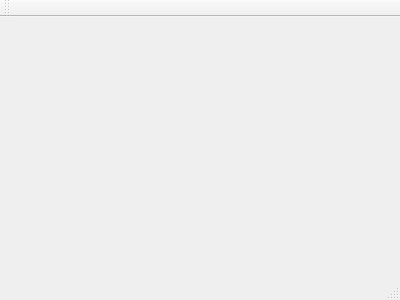
IgorPenskoy/os_course, file os_course/mainwindow.ui: the form before one commit.
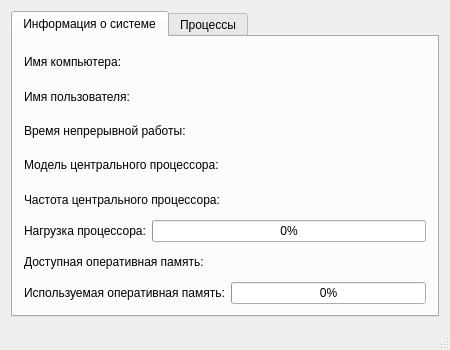
The form after the commit. The open tabs and pages were chosen to show the change.

Commit message: Preparing interface for first module

Patch:
```diff
--- a/os_course/mainwindow.ui
+++ b/os_course/mainwindow.ui
@@ -1,24 +1,151 @@
 <ui version="4.0">
  <class>MainWindow</class>
- <widget class="QMainWindow" name="MainWindow" >
-  <property name="geometry" >
+ <widget class="QMainWindow" name="MainWindow">
+  <property name="geometry">
    <rect>
     <x>0</x>
     <y>0</y>
-    <width>400</width>
-    <height>300</height>
+    <width>450</width>
+    <height>350</height>
    </rect>
   </property>
   <property name="windowTitle" >
    <string>MainWindow</string>
   </property>
-  <widget class="QMenuBar" name="menuBar" />
-  <widget class="QToolBar" name="mainToolBar" />
-  <widget class="QWidget" name="centralWidget" />
-  <widget class="QStatusBar" name="statusBar" />
+  <widget class="QWidget" name="centralWidget">
+   <layout class="QGridLayout" name="gridLayout">
+    <item row="0" column="0">
+     <widget class="QTabWidget" name="tabs">
+      <property name="currentIndex">
+       <number>1</number>
+      </property>
+      <widget class="QWidget" name="info_tab">
+       <attribute name="title">
+        <string>Информация о системе</string>
+       </attribute>
+       <layout class="QGridLayout" name="gridLayout_2">
+        <item row="0" column="0">
+         <layout class="QVBoxLayout" name="verticalLayout">
+          <item>
+           <widget class="QLabel" name="host_name_label">
+            <property name="text">
+             <string>Имя компьютера:</string>
+            </property>
+           </widget>
+          </item>
+          <item>
+           <widget class="QLabel" name="user_name_label">
+            <property name="text">
+             <string>Имя пользователя:</string>
+            </property>
+           </widget>
+          </item>
+          <item>
+           <widget class="QLabel" name="uptime_label">
+            <property name="text">
+             <string>Время непрерывной работы:</string>
+            </property>
+           </widget>
+          </item>
+          <item>
+           <widget class="QLabel" name="label_4">
+            <property name="text">
+             <string>Модель центрального процессора:</string>
+            </property>
+           </widget>
+          </item>
+          <item>
+           <widget class="QLabel" name="cpu_frequency_label">
+            <property name="text">
+             <string>Частота центрального процессора:</string>
+            </property>
+           </widget>
+          </item>
+          <item>
+           <layout class="QHBoxLayout" name="horizontalLayout">
+            <item>
+             <widget class="QLabel" name="cpu_load_label">
+              <property name="text">
+               <string>Нагрузка процессора:</string>
+              </property>
+             </widget>
+            </item>
+            <item>
+             <widget class="QProgressBar" name="cpu_load_progressbar">
+              <property name="value">
+               <number>0</number>
+              </property>
+             </widget>
+            </item>
+           </layout>
+          </item>
+          <item>
+           <widget class="QLabel" name="total_memory_label">
+            <property name="text">
+             <string>Доступная оперативная память:</string>
+            </property>
+           </widget>
+          </item>
+          <item>
+           <layout class="QHBoxLayout" name="horizontalLayout_2">
+            <item>
+             <widget class="QLabel" name="busy_memory_lable">
+              <property name="text">
+               <string>Используемая оперативная память:</string>
+              </property>
+             </widget>
+            </item>
+            <item>
+             <widget class="QProgressBar" name="busy_memory_progressbar">
+              <property name="value">
+               <number>0</number>
+              </property>
+             </widget>
+            </item>
+           </layout>
+          </item>
+         </layout>
+        </item>
+       </layout>
+      </widget>
+      <widget class="QWidget" name="process_table_tab">
+       <attribute name="title">
+        <string>Процессы</string>
+       </attribute>
+       <layout class="QGridLayout" name="gridLayout_3">
+        <item row="0" column="0">
+         <layout class="QVBoxLayout" name="verticalLayout_2">
+          <item>
+           <widget class="QTableWidget" name="process_table_tablewidget"/>
+          </item>
+          <item>
+           <widget class="QPushButton" name="kill_process_pushbutton">
+            <property name="text">
+             <string>Завершить процесс</string>
+            </property>
+           </widget>
+          </item>
+         </layout>
+        </item>
+       </layout>
+      </widget>
+     </widget>
+    </item>
+   </layout>
+  </widget>
+  <widget class="QMenuBar" name="menuBar">
+   <property name="geometry">
+    <rect>
+     <x>0</x>
+     <y>0</y>
+     <width>450</width>
+     <height>19</height>
+    </rect>
+   </property>
+  </widget>
+  <widget class="QStatusBar" name="statusBar"/>
  </widget>
- <layoutDefault spacing="6" margin="11" />
- <pixmapfunction></pixmapfunction>
+ <layoutdefault spacing="6" margin="11"/>
  <resources/>
  <connections/>
 </ui>
```
Left out of the diff: 3 changed lines with no effect on the pictures.
